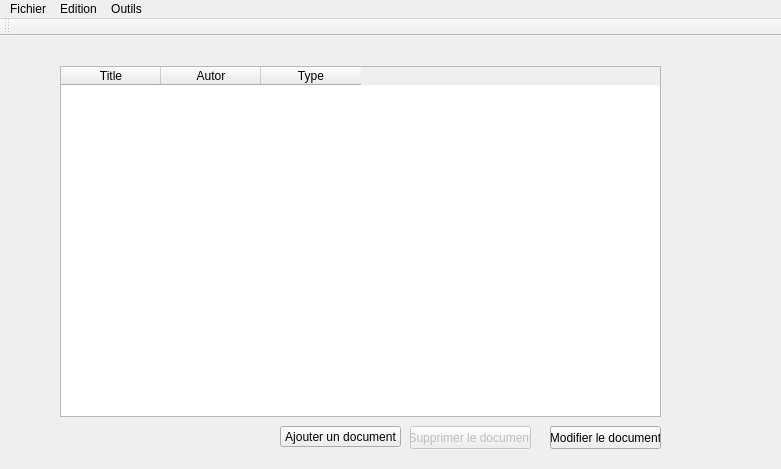
Old version of the form mainwindow.ui in the repository oOSeleneOo/PTOO_Graph.
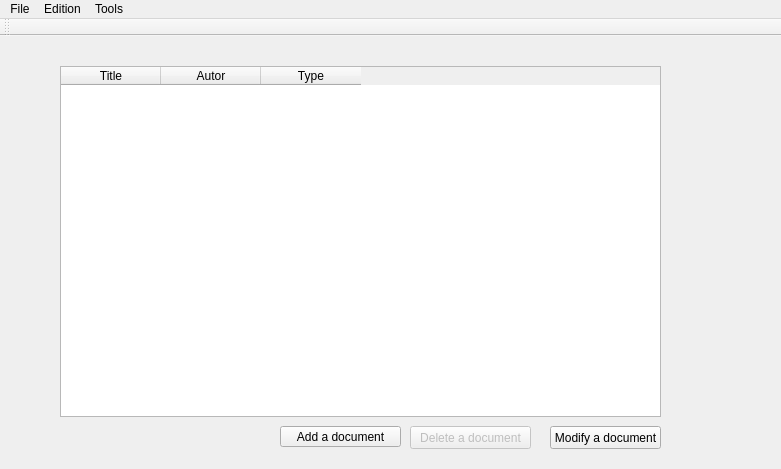
New version of the form.

Commit message: Modify comments into english

The edit to the form file:
```diff
--- a/mainwindow.ui
+++ b/mainwindow.ui
@@ -49,7 +49,7 @@
      </rect>
     </property>
     <property name="text">
-     <string>Ajouter un document</string>
+     <string>Add a document</string>
     </property>
    </widget>
    <widget class="QPushButton" name="btn_dellDoc">
@@ -65,7 +65,7 @@
      </rect>
     </property>
     <property name="text">
-     <string>Supprimer le document</string>
+     <string>Delete a document</string>
     </property>
    </widget>
    <widget class="QPushButton" name="btn_modify">
@@ -78,7 +78,7 @@
      </rect>
     </property>
     <property name="text">
-     <string>Modifier le document</string>
+     <string>Modify a document</string>
     </property>
    </widget>
   </widget>
@@ -93,7 +93,7 @@
    </property>
    <widget class="QMenu" name="menuFichier">
     <property name="title">
-     <string>Fichier</string>
+     <string>File</string>
     </property>
     <addaction name="actionQuitter"/>
    </widget>
@@ -108,7 +108,7 @@
    </widget>
    <widget class="QMenu" name="menuOutils">
     <property name="title">
-     <string>Outils</string>
+     <string>Tools</string>
     </property>
     <addaction name="actionTrie_alphabetique"/>
     <addaction name="actionTrie_par_auteur"/>
```
Left out of the diff: 8 changed lines with no effect on the pictures. The commit also changes 11 other files.
